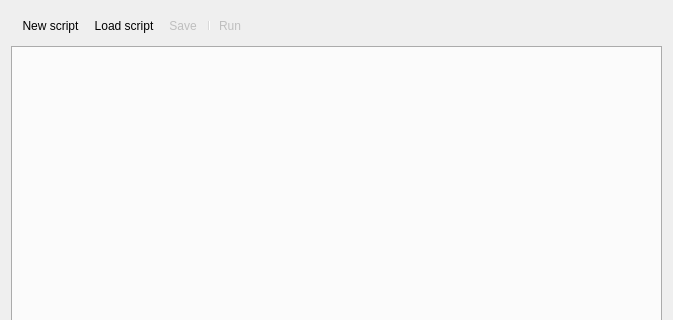
First picture: the form in src/components/jsscriptingui/ScriptCollectionDialog.ui, repository yudjin87/tour_du_monde, before the edit; both pictures show x 0 to 673 and y 0 to 320 of the 673 by 589 pixel window.
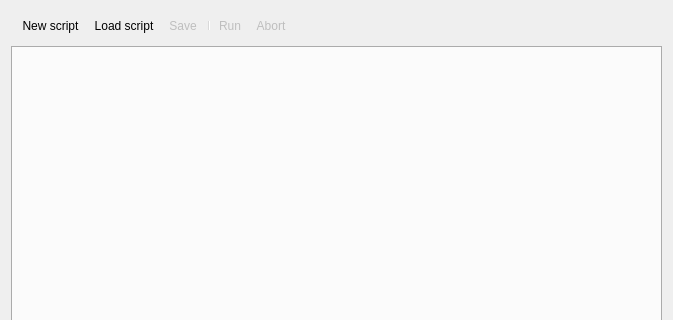
Second picture: the form after the edit. Icons and pictures are not drawn.

Commit message: Ability to abort script unit has been added;

```diff
--- a/src/components/jsscriptingui/ScriptCollectionDialog.ui
+++ b/src/components/jsscriptingui/ScriptCollectionDialog.ui
@@ -27,6 +27,7 @@
      <addaction name="actionSave"/>
      <addaction name="separator"/>
      <addaction name="actionRun"/>
+     <addaction name="actionAbort"/>
     </widget>
    </item>
    <item>
@@ -106,6 +107,21 @@
     <string>Ctrl+N</string>
    </property>
   </action>
+  <action name="actionAbort">
+   <property name="enabled">
+    <bool>false</bool>
+   </property>
+   <property name="icon">
+    <iconset resource="jsscriptingui.qrc">
+     <normaloff>:/jsscriptingui/images/scriptAbort.png</normaloff>:/jsscriptingui/images/scriptAbort.png</iconset>
+   </property>
+   <property name="text">
+    <string>Abort</string>
+   </property>
+   <property name="toolTip">
+    <string>Abort current script</string>
+   </property>
+  </action>
  </widget>
  <resources>
   <include location="jsscriptingui.qrc"/>
```
The commit also changes 12 other files.
